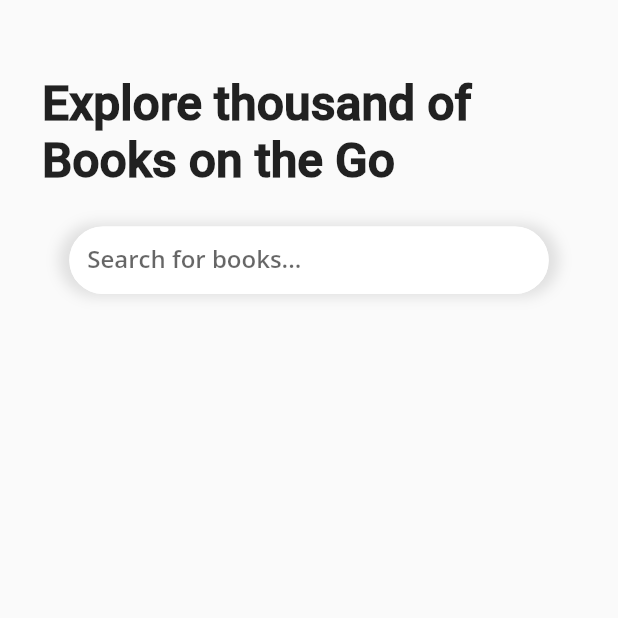
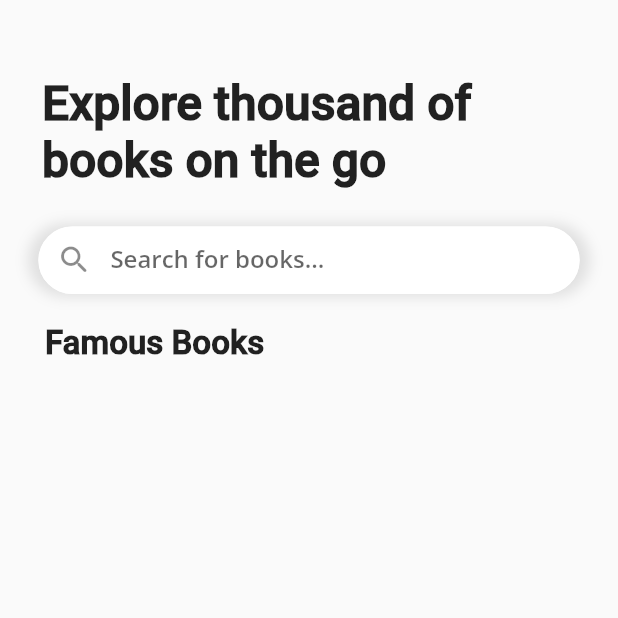
Before and after one commit to albertoazinar/book-gallery, a Flutter app: the screen it shows after launch, on a phone screen of 412 x 824 dp, the top half of it. Run offline on Flutter 3.47's test engine with Material 2 defaults, Android fonts, the phone set to English and light mode, and no system bars; our stand-ins replace flutter_svg.

Commit message:
added prefixIcon to search inputfield

```diff
--- a/lib/screens/home.dart
+++ b/lib/screens/home.dart
@@ -1,3 +1,4 @@
+import 'package:flutter/cupertino.dart';
 import 'package:flutter/material.dart';
 
 class Home extends StatefulWidget {
@@ -17,7 +18,7 @@ class _HomeState extends State<Home> {
               children:[
                 Expanded(
                   child: Text(
-                          "Explore thousand of Books on the Go",
+                          "Explore thousand of books on the go",
                           style: TextStyle(
                               fontSize: 32,
                               fontWeight: FontWeight.w700,
@@ -33,7 +34,7 @@ class _HomeState extends State<Home> {
 
   Widget searchBox(){
     return Container(
-      width: MediaQuery.of(context).size.width * 0.8,
+      width: MediaQuery.of(context).size.width * 0.9,
       height: 45,
       decoration: BoxDecoration(
         borderRadius: BorderRadius.circular(50),
@@ -51,6 +52,7 @@ class _HomeState extends State<Home> {
           child: TextFormField(
               decoration: InputDecoration(
                 labelText: "Search for books...",
+                prefixIcon: Icon(Icons.search_rounded),
                 enabledBorder: OutlineInputBorder(
                   borderRadius: BorderRadius.circular(50),
                   borderSide: BorderSide(
@@ -58,7 +60,10 @@ class _HomeState extends State<Home> {
                   )
                 ),
                 focusedBorder: OutlineInputBorder(
-                  borderRadius: BorderRadius.circular(50)
+                  borderRadius: BorderRadius.circular(50),
+                  borderSide: BorderSide(
+                    color: Colors.white
+                  )
                 ),
                 fillColor: Colors.white,
                 filled: true,
@@ -84,7 +89,32 @@ class _HomeState extends State<Home> {
                   height: 25,
                 ),
 
-                searchBox()
+                searchBox(),
+
+                SizedBox(
+                  height: 20,
+                ),
+
+                Padding(
+                  padding: const EdgeInsets.only(left: 30),
+                  child: Row(
+                    mainAxisAlignment: MainAxisAlignment.start,
+                    children:[
+                        Text(
+                            "Famous Books",
+                            style: TextStyle(
+                                fontFamily: 'Roboto',
+                                fontSize: 22,
+                                fontWeight: FontWeight.w800
+                            ),
+                        ),
+                      ]
+                  ),
+                ),
+
+                SizedBox(
+                  height: 20,
+                ),
               ],
             )
 
```
